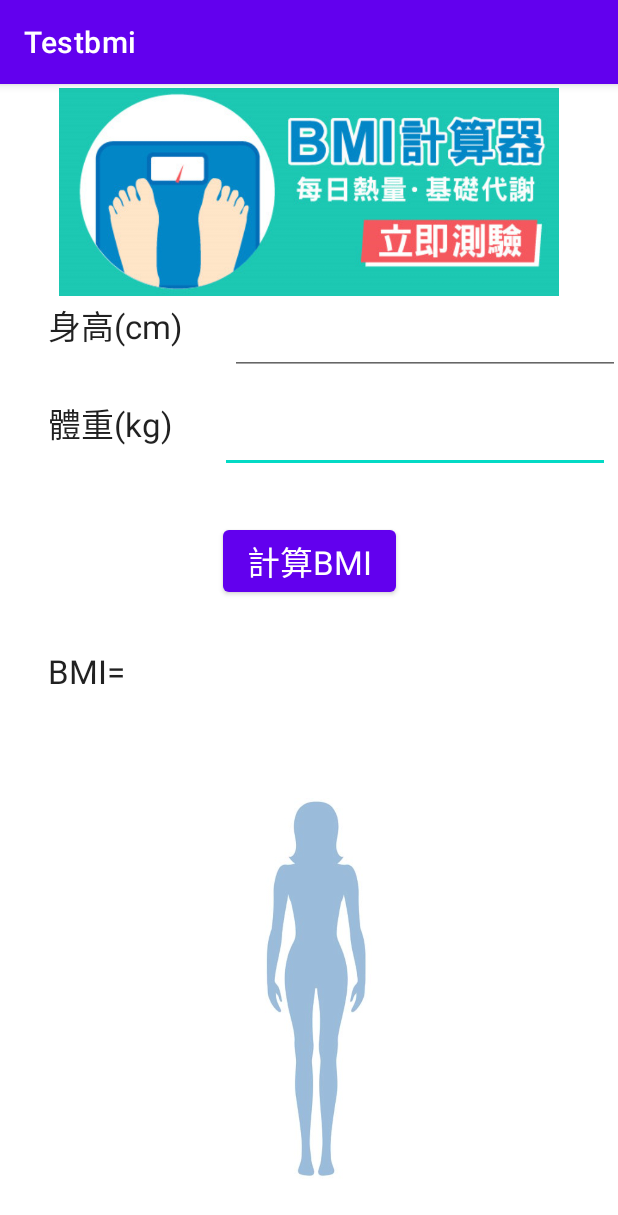
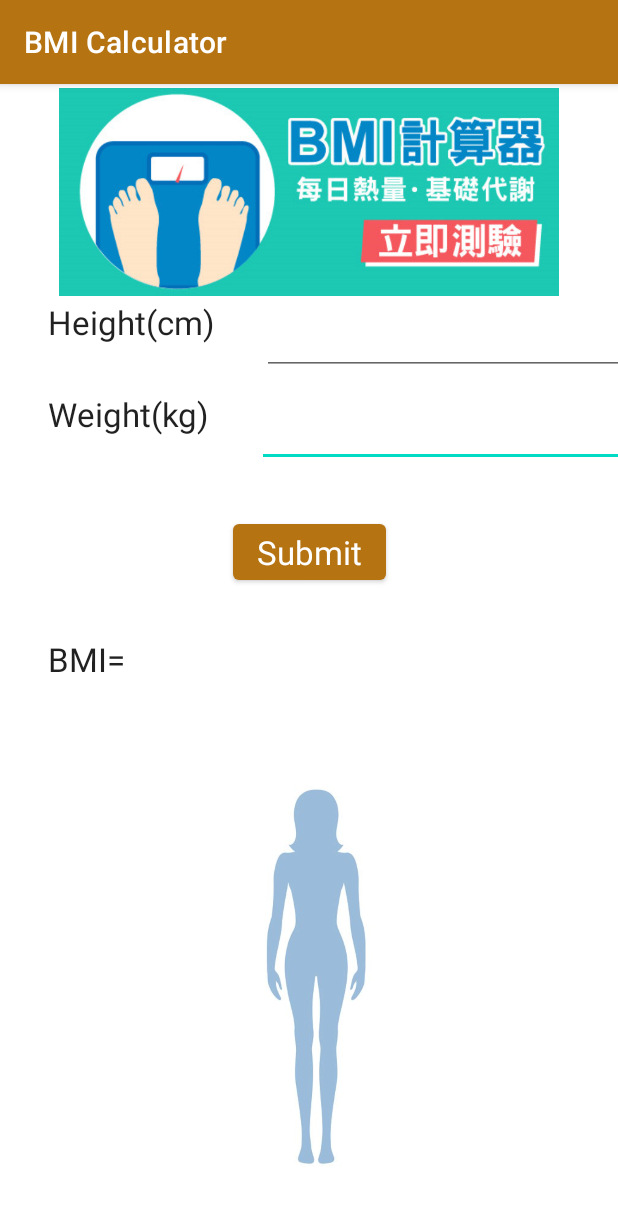
Before and after one commit to cflin-cjcu/Testbmi, an Android app: the screen it shows after launch (MainActivity), on a phone screen of 412 x 824 dp. Shown: the top 1215 px of the screen. Run offline under Robolectric (Android 15) with nearby library versions, the phone set to English and light mode, and no system bars.

Commit message:
增加多國語系

```diff
--- a/app/src/main/res/layout/activity_main.xml
+++ b/app/src/main/res/layout/activity_main.xml
@@ -33,7 +33,7 @@
         android:layout_width="wrap_content"
         android:layout_height="wrap_content"
         android:layout_marginTop="32dp"
-        android:text="體重(kg)"
+        android:text="@string/weight"
         android:textAppearance="@style/TextAppearance.AppCompat.Large"
         app:layout_constraintStart_toStartOf="@+id/tvHeight"
         app:layout_constraintTop_toBottomOf="@+id/tvHeight" />
@@ -43,7 +43,7 @@
         android:layout_width="wrap_content"
         android:layout_height="wrap_content"
         android:layout_marginStart="32dp"
-        android:text="身高(cm)"
+        android:text="@string/height"
         android:textAppearance="@style/TextAppearance.AppCompat.Large"
         app:layout_constraintStart_toStartOf="parent"
         app:layout_constraintTop_toBottomOf="@+id/imageView2" />
@@ -65,7 +65,7 @@
         android:layout_height="wrap_content"
         android:layout_marginTop="32dp"
         android:onClick="calBMI"
-        android:text="計算BMI"
+        android:text="@string/submit"
         android:textAppearance="@style/TextAppearance.AppCompat.Large"
         app:layout_constraintEnd_toEndOf="parent"
         app:layout_constraintStart_toStartOf="parent"
--- a/app/src/main/res/values/colors.xml
+++ b/app/src/main/res/values/colors.xml
@@ -1,7 +1,7 @@
 <?xml version="1.0" encoding="utf-8"?>
 <resources>
-    <color name="purple_200">#FFBB86FC</color>
-    <color name="purple_500">#FF6200EE</color>
+    <color name="purple_200">#DF9527</color>
+    <color name="purple_500">#B57312</color>
     <color name="purple_700">#FF3700B3</color>
     <color name="teal_200">#FF03DAC5</color>
     <color name="teal_700">#FF018786</color>
--- a/app/src/main/res/values/strings.xml
+++ b/app/src/main/res/values/strings.xml
@@ -1,3 +1,6 @@
 <resources>
-    <string name="app_name">Testbmi</string>
+    <string name="app_name">BMI Calculator</string>
+    <string name="height">Height(cm)</string>
+    <string name="weight">Weight(kg)</string>
+    <string name="submit">Submit</string>
 </resources>
```
Also changed, not shown: 1 other file.
